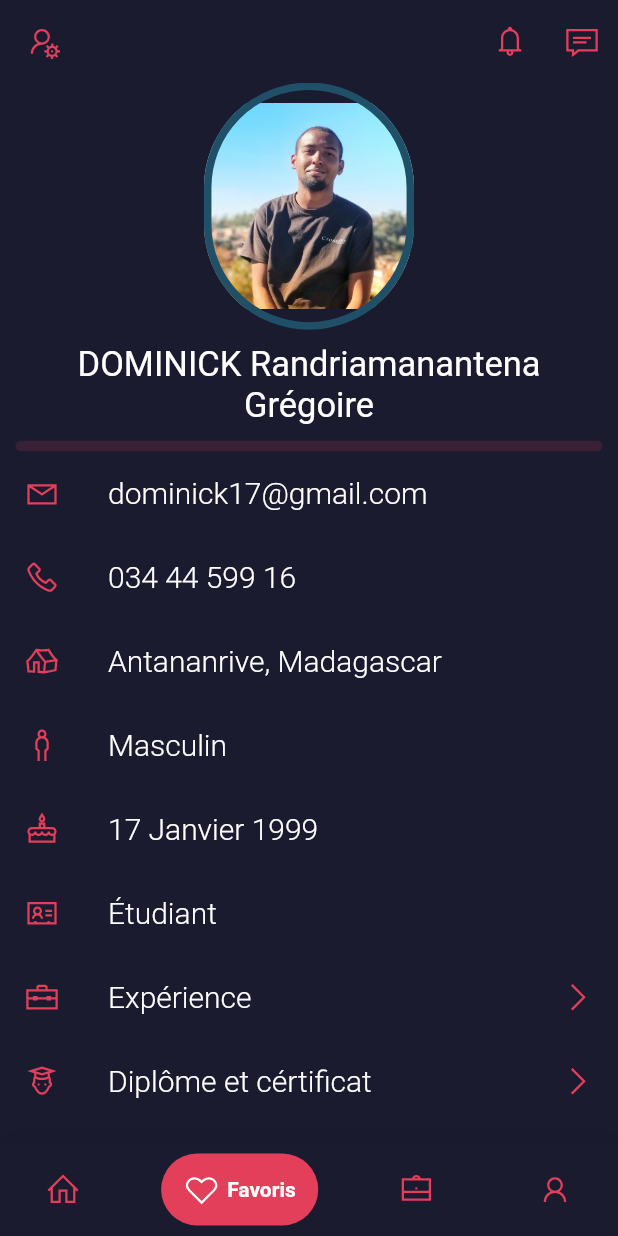
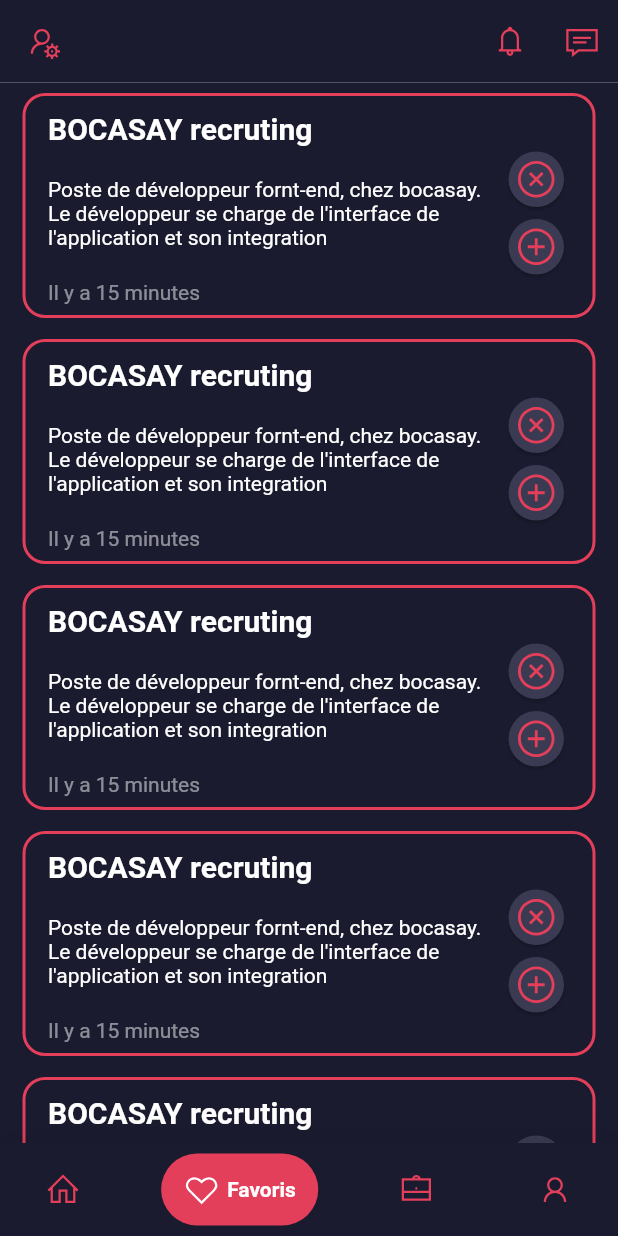
Before and after one commit to c3k4ah/Hermes, a Flutter app: the screen it shows after launch, item 2 of the bottom bar chosen, on a phone screen of 412 x 824 dp. Run offline on Flutter 3.47's test engine with Material 2 defaults, Android fonts, the phone set to English and light mode, and no system bars; drawn by our look-alikes of google_nav_bar; our stand-ins replace flutter_custom_clippers, flutter_svg, get, line_icons, rounded_loading_button.

Commit message:
navigationBar done

```diff
--- a/lib/main.dart
+++ b/lib/main.dart
@@ -3,6 +3,7 @@
 import 'package:hermes/views/chat.dart';
 import 'package:hermes/views/chat_room.dart';
 import 'package:hermes/views/connexion.dart';
+import 'package:hermes/views/favoris.dart';
 import 'package:hermes/views/homeSreen.dart';
 import 'package:hermes/views/inscription.dart';
 import 'package:hermes/views/notification.dart';
@@ -37,6 +38,7 @@
           '/chat': (context) => Chat(),
           '/chatRoom': (context) => CHatRoom(),
           '/UserProfil': (context) => UserInfo(),
+          '/favoris': (context) => FavorisPage()
         });
   }
 }
--- /dev/null
+++ b/lib/views/favoris.dart
@@ -0,0 +1,28 @@
+import 'package:flutter/material.dart';
+import 'package:get/get.dart';
+import 'package:hermes/colors.dart';
+import 'package:hermes/views/widget/cardListe.dart';
+
+class FavorisPage extends StatelessWidget {
+  const FavorisPage({Key? key}) : super(key: key);
+
+  @override
+  Widget build(BuildContext context) {
+    return Scaffold(
+      body: SingleChildScrollView(
+        child: Container(
+          color: dark,
+          height: Get.height,
+          width: Get.width,
+          child: ListView.builder(
+            itemBuilder: (BuildContext context, int index) {
+              return CardFavoris();
+            },
+            itemCount: 5,
+            scrollDirection: Axis.vertical,
+          ),
+        ),
+      ),
+    );
+  }
+}
--- a/lib/views/homeSreen.dart
+++ b/lib/views/homeSreen.dart
@@ -2,6 +2,8 @@
 import 'package:get/get.dart';
 import 'package:google_nav_bar/google_nav_bar.dart';
 import 'package:hermes/colors.dart';
+import 'package:hermes/views/favoris.dart';
+import 'package:hermes/views/offres.dart';
 import 'package:hermes/views/user_profil.dart';
 import 'package:hermes/views/widget/cardListe.dart';
 import 'package:hermes/views/widget/navBar.dart';
@@ -15,7 +17,7 @@
 }
 
 int _selectedIndex = 0;
-final _pageActuel = [PageAcceuil(), UserInfo()];
+final _pageActuel = [PageAcceuil(), FavorisPage(), OffrePage(), UserInfo()];
 
 class _HomeState extends State<Home> {
   @override
@@ -167,6 +169,7 @@
             ),
             Container(
               width: Get.width,
+              margin: EdgeInsets.symmetric(horizontal: 3),
               height: 120,
               child: ListView.builder(
                   itemCount: 10,
--- /dev/null
+++ b/lib/views/offres.dart
@@ -0,0 +1,27 @@
+import 'package:flutter/material.dart';
+import 'package:get/get.dart';
+import 'package:hermes/colors.dart';
+import 'package:hermes/views/widget/cardListe.dart';
+
+class OffrePage extends StatelessWidget {
+  const OffrePage({Key? key}) : super(key: key);
+
+  @override
+  Widget build(BuildContext context) {
+    return Scaffold(
+        body: SingleChildScrollView(
+      child: Container(
+        color: dark,
+        height: Get.height,
+        width: Get.width,
+        child: ListView.builder(
+          itemBuilder: (BuildContext context, int index) {
+            return CardGM();
+          },
+          itemCount: 5,
+          scrollDirection: Axis.vertical,
+        ),
+      ),
+    ));
+  }
+}
--- a/lib/views/widget/cardListe.dart
+++ b/lib/views/widget/cardListe.dart
@@ -79,6 +79,100 @@
               ],
             ),
           )
+        ],
+      ),
+    );
+  }
+}
+
+class CardFavoris extends StatelessWidget {
+  const CardFavoris({Key? key}) : super(key: key);
+
+  @override
+  Widget build(BuildContext context) {
+    return Container(
+      margin: EdgeInsets.symmetric(vertical: 7, horizontal: 15),
+      padding: EdgeInsets.only(top: 10, left: 15, right: 15),
+      height: 150,
+      decoration: BoxDecoration(
+          //color: darkSecond,
+          border: Border.all(color: redBlood, width: 2),
+          //color: darkSecond,
+          borderRadius: BorderRadius.circular(15)),
+      child: Column(
+        mainAxisSize: MainAxisSize.min,
+        mainAxisAlignment: MainAxisAlignment.start,
+        crossAxisAlignment: CrossAxisAlignment.start,
+        children: [
+          Text(
+            "BOCASAY recruting",
+            style: TextStyle(
+                color: white, fontWeight: FontWeight.bold, fontSize: 20),
+          ),
+          Row(
+            children: [
+              Container(
+                /*height: 150,
+                width: 100,*/
+                child: Expanded(
+                  child: Text(
+                    "Poste de développeur fornt-end, chez bocasay. Le développeur se charge de l'interface de l'application et son integration",
+                    overflow: TextOverflow.fade,
+                    style: TextStyle(color: white),
+                  ),
+                ),
+              ),
+              Container(
+                //height: double.infinity,
+                //height: Get.height*,
+                child: Column(
+                  mainAxisSize: MainAxisSize.min,
+                  mainAxisAlignment: MainAxisAlignment.center,
+                  children: [
+                    SizedBox(
+                      height: 45,
+                      width: 45,
+                      child: Card(
+                        //width: Get.width,
+                        shape: RoundedRectangleBorder(
+                          borderRadius: BorderRadius.circular(30),
+                        ),
+                        color: darkSecond,
+
+                        child: Icon(
+                          LineIcons.timesCircle,
+                          color: redBlood,
+                          size: 30,
+                        ),
+                      ),
+                    ),
+                    SizedBox(
+                      height: 45,
+                      width: 45,
+                      child: Card(
+                        //width: Get.width,
+                        shape: RoundedRectangleBorder(
+                          borderRadius: BorderRadius.circular(30),
+                        ),
+                        color: darkSecond,
+
+                        child: Icon(
+                          LineIcons.plusCircle,
+                          color: redBlood,
+                          size: 30,
+                        ),
+                      ),
+                    ),
+                  ],
+                ),
+              )
+            ],
+          ),
+          Text(
+            "Il y a 15 minutes",
+            textAlign: TextAlign.left,
+            style: TextStyle(color: white.withOpacity(.5)),
+          ),
         ],
       ),
     );
```
